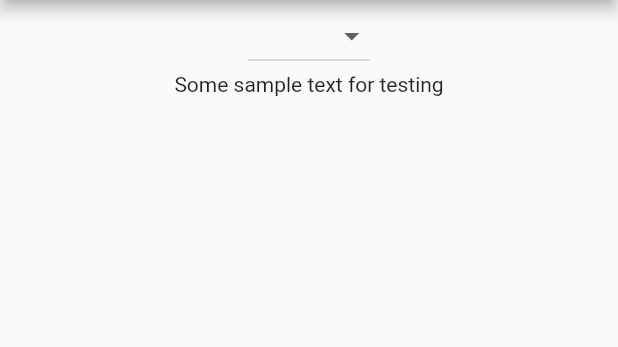
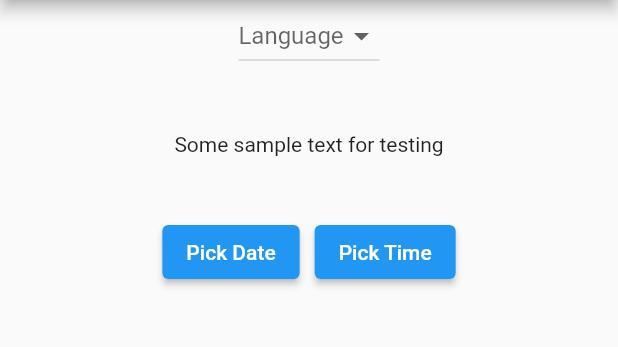
Before and after one commit to ryanadrig/flutter_localization_demo, a Flutter app: the screen it shows after launch, on a phone screen of 412 x 824 dp, the part 84-431 px from its top. Run offline on Flutter 3.47's test engine with Material 2 defaults, Android fonts, the phone set to English and light mode, and no system bars.

Commit message:
Date/time picker

```diff
--- a/assets/lang/en.json
+++ b/assets/lang/en.json
@@ -2,5 +2,8 @@
 
 {
   "home_title": "Localization Demo",
-  "home_main_text": "Some sample text for testing"
+  "home_main_text": "Some sample text for testing",
+  "select_language": "Language",
+  "pick_date": "Pick Date",
+  "pick_time": "Pick Time"
 }
--- a/assets/lang/es.json
+++ b/assets/lang/es.json
@@ -2,5 +2,8 @@
 
 {
   "home_title": "Demostración de localización",
-  "home_main_text": "Algunos ejemplos de texto para probar"
+  "home_main_text": "Algunos ejemplos de texto para probar",
+  "select_language": "Languaje",
+  "pick_date": "Escoger Fecha",
+  "pick_time": "Escoger Tiempo"
 }
--- /dev/null
+++ b/assets/lang/zh.json
@@ -0,0 +1,9 @@
+
+
+{
+  "home_title": "本地化演示",
+  "home_main_text": "一些用于测试的示例文本",
+  "select_language": "语言",
+  "pick_date": "选择日期",
+  "pick_time": "选择时间"
+}
--- /dev/null
+++ b/lib/locale_wrapper.dart
@@ -0,0 +1,65 @@
+import 'package:flutter/material.dart';
+import 'dart:convert';
+import 'package:flutter/services.dart';
+
+
+class TLocalWrapper extends InheritedWidget {
+  final TLocal tlocal;
+
+  TLocalWrapper({Key? key,
+    required this.tlocal,
+    required Widget child}) : super(key: key, child: child);
+
+  @override
+  bool updateShouldNotify(TLocalWrapper oldWidget) {
+    return tlocal != oldWidget.tlocal;
+  }
+}
+
+class TLocal {
+  TLocal(this.locale);
+  Locale locale = Locale("en");
+
+  static TLocal of(BuildContext context) {
+    // return Localizations.of<TLocal>(context, TLocal)!;
+    return context.dependOnInheritedWidgetOfExactType<TLocalWrapper>()!.tlocal;
+  }
+
+  Map<String, String>? localizedValues;
+
+  Future loadLanguage() async {
+    print("load language called");
+    print("load language with locale ~ " + locale.languageCode);
+
+    String jsonTransValues = await rootBundle.loadString(
+        "assets/lang/${locale.languageCode}.json"
+    );
+
+    Map <String, dynamic> mappedValues = json.decode(jsonTransValues);
+
+    print("mapped vals ~ " + mappedValues.toString());
+
+    localizedValues = mappedValues.map((key,value) =>
+        MapEntry(key, value.toString()));
+
+    print("local vals ~ " + localizedValues.toString());
+  }
+
+  String? getTranslatedValue(String key){
+    return localizedValues![key];
+  }
+
+}
+
+
+// might be needed for more complex widget trees
+// class LocaleNotifier extends ChangeNotifier {
+//   Locale _locale = Locale("en");
+//
+//   Locale get locale => _locale;
+//
+//   void setLocale(Locale locale) async {
+//     _locale = locale;
+//     notifyListeners();
+//   }
+// }
--- a/lib/main.dart
+++ b/lib/main.dart
@@ -1,68 +1,6 @@
 import 'package:flutter/material.dart';
-import 'package:flutter_localizations/flutter_localizations.dart';
-import 'dart:convert';
-import 'package:flutter/services.dart';
-
-class LocaleNotifier extends ChangeNotifier {
-  Locale _locale = Locale("en");
-
-  Locale get locale => _locale;
-
-  void setLocale(Locale locale) async {
-    _locale = locale;
-    notifyListeners();
-  }
-}
-
-
-
-class TLocalWrapper extends InheritedWidget {
-  final TLocal tlocal;
-
-  TLocalWrapper({Key? key,
-    required this.tlocal,
-    required Widget child}) : super(key: key, child: child);
-
-  @override
-  bool updateShouldNotify(TLocalWrapper oldWidget) {
-    return tlocal != oldWidget.tlocal;
-  }
-}
-
-class TLocal {
-  TLocal(this._locale);
-  Locale _locale = Locale("en");
-
-  static TLocal of(BuildContext context) {
-    // return Localizations.of<TLocal>(context, TLocal)!;
-    return context.dependOnInheritedWidgetOfExactType<TLocalWrapper>()!.tlocal;
-  }
-
-  Map<String, String>? _localizedValues;
-
-  Future loadLanguage() async {
-    print("load language called");
-    print("load language with locale ~ " + _locale.languageCode);
-
-    String jsonTransValues = await rootBundle.loadString(
-        "assets/lang/${_locale.languageCode}.json"
-    );
-
-    Map <String, dynamic> mappedValues = json.decode(jsonTransValues);
-
-    print("mapped vals ~ " + mappedValues.toString());
-
-    _localizedValues = mappedValues.map((key,value) =>
-        MapEntry(key, value.toString()));
-
-  print("local vals ~ " + _localizedValues.toString());
-  }
-
-  String? getTranslatedValue(String key){
-    return _localizedValues![key];
-  }
-
-}
+import 'locale_wrapper.dart';
+import 'helpers.dart';
 
 void main() {
   runApp(const LocalizeApp());
@@ -83,7 +21,7 @@ class _LocalizeAppState extends State<LocalizeApp> {
   void initState() {
     Future.delayed(Duration.zero,()async{
        tl = TLocal(Locale("en", "US"));
-      await tl!.loadLanguage().then((res){
+      await tl.loadLanguage().then((res){
         setState(() {
           tl = tl;
         });
@@ -95,14 +33,28 @@ class _LocalizeAppState extends State<LocalizeApp> {
   Widget build(BuildContext context) {
 
       return
-      tl!._localizedValues == null?Container():
-      TLocalWrapper(tlocal: tl!,
+      tl.localizedValues == null?Container():
+      TLocalWrapper(tlocal: tl,
       child:
           MaterialApp(
           title: 'Flutter Localize Demo',
           theme: ThemeData(
           primarySwatch: Colors.blue,
           ),
+              supportedLocales: [
+            Locale('en', 'US'),
+            Locale('es', 'AR'),
+            Locale('zh', 'CN'),
+          ],
+          localeResolutionCallback: (deviceLocale, supportedLocales) {
+            for (var locale in supportedLocales) {
+              if (locale.languageCode == deviceLocale!.languageCode &&
+                  locale.countryCode == deviceLocale.countryCode) {
+                return deviceLocale;
+              }
+            }
+            return supportedLocales.first;
+          },
           home: Localize_Home()
           ));
 
@@ -129,18 +81,56 @@ class _Localize_HomeState extends State<Localize_Home> {
       body: SizedBox.expand(
         child:Column(children: [
           DropdownButton(
+            hint:Text(TLocal.of(context)
+            .getTranslatedValue("select_language")!) ,
             // value: get_disp_lang_for_lang_code(TLocal.of(context)._locale.languageCode),
               items: [
             DropdownMenuItem(child: Text("English"), value: "en",),
             DropdownMenuItem(child: Text("Spanish"), value: "es",),
-                DropdownMenuItem(child: Text("Chinese"), value: "zh",)
+                DropdownMenuItem(child: Text("中国人"), value: "zh",)
           ], onChanged: (val){
-            TLocal.of(context)._locale = Locale(val!);
+            TLocal.of(context).locale = Locale(val!);
             TLocal.of(context).loadLanguage();
             setState(() {});
           }),
 
-         MainTextWidget()
+        const SizedBox(height: 40,),
+         MainTextWidget(),
+          const SizedBox(height: 40,),
+          Row(
+         mainAxisAlignment: MainAxisAlignment.center,
+         children: [
+         ElevatedButton(
+         onPressed: () {
+         showDatePicker(
+         context: context,
+         initialDate: DateTime(2021, 1, 1),
+         firstDate: DateTime(2021, 1, 1),
+         lastDate: DateTime(2021, 1, 31),
+         );
+         },
+         child: Text(
+           TLocal.of(context)
+               .getTranslatedValue("pick_date")!,
+         ),
+         ),
+         SizedBox(
+         width: 10,
+         ),
+         ElevatedButton(
+         onPressed: () {
+         showTimePicker(
+         context: context,
+         initialTime: TimeOfDay.now(),
+         );
+         },
+         child: Text(
+           TLocal.of(context)
+               .getTranslatedValue("pick_time")!,
+         ),
+         ),
+         ],
+         )
         ],)
       )
     );
@@ -158,17 +148,3 @@ class MainTextWidget extends StatelessWidget {
     );
   }
 }
-
-
-String get_disp_lang_for_lang_code(lc){
-  if (lc == "en"){
-    return "English";
-  }
-  if (lc == "es"){
-    return "Spanish";
-  }
-  if (lc == "zh"){
-    return "Chinese";
-  }
-  return "Not Selected";
-}
--- a/pubspec.yaml
+++ b/pubspec.yaml
@@ -37,7 +37,7 @@ dependencies:
   # Use with the CupertinoIcons class for iOS style icons.
   cupertino_icons: ^1.0.2
 
-  intl: ^0.17.0
+#  intl: ^0.17.0
   flutter_localizations:
     sdk: flutter
 
@@ -71,6 +71,7 @@ flutter:
   assets:
     - assets/lang/en.json
     - assets/lang/es.json
+    - assets/lang/zh.json
   # An image asset can refer to one or more resolution-specific "variants", see
   # https://flutter.dev/assets-and-images/#resolution-aware
 
```
Also changed, not shown: lib/helpers.dart (added, +15 -0 lines).
